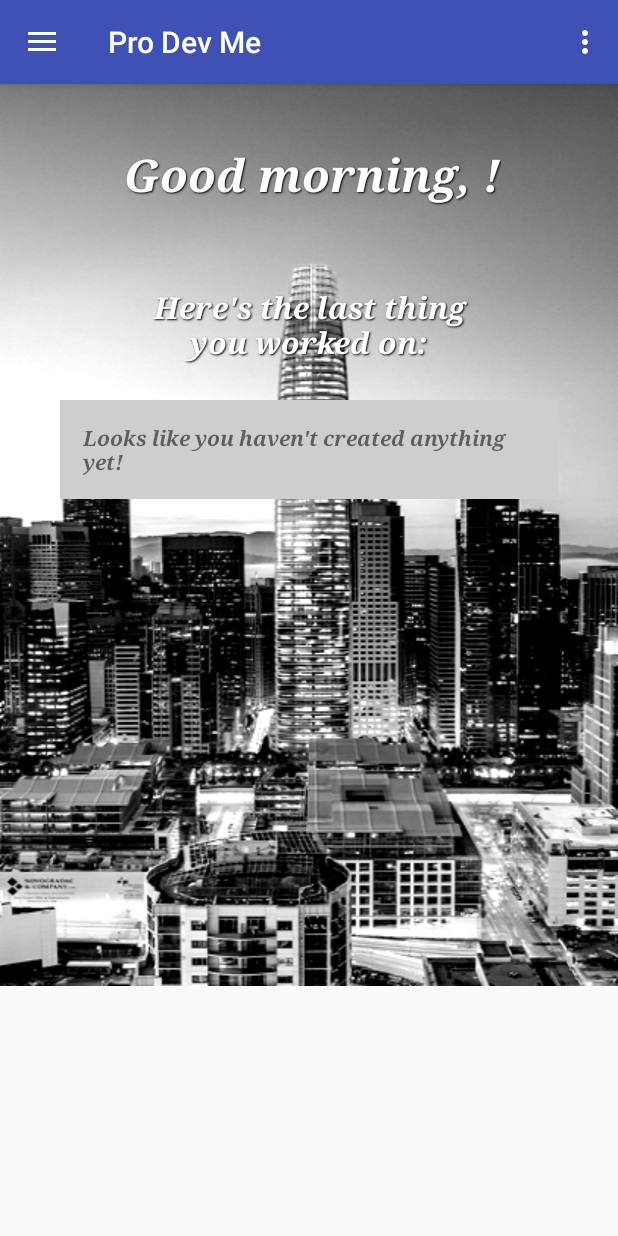
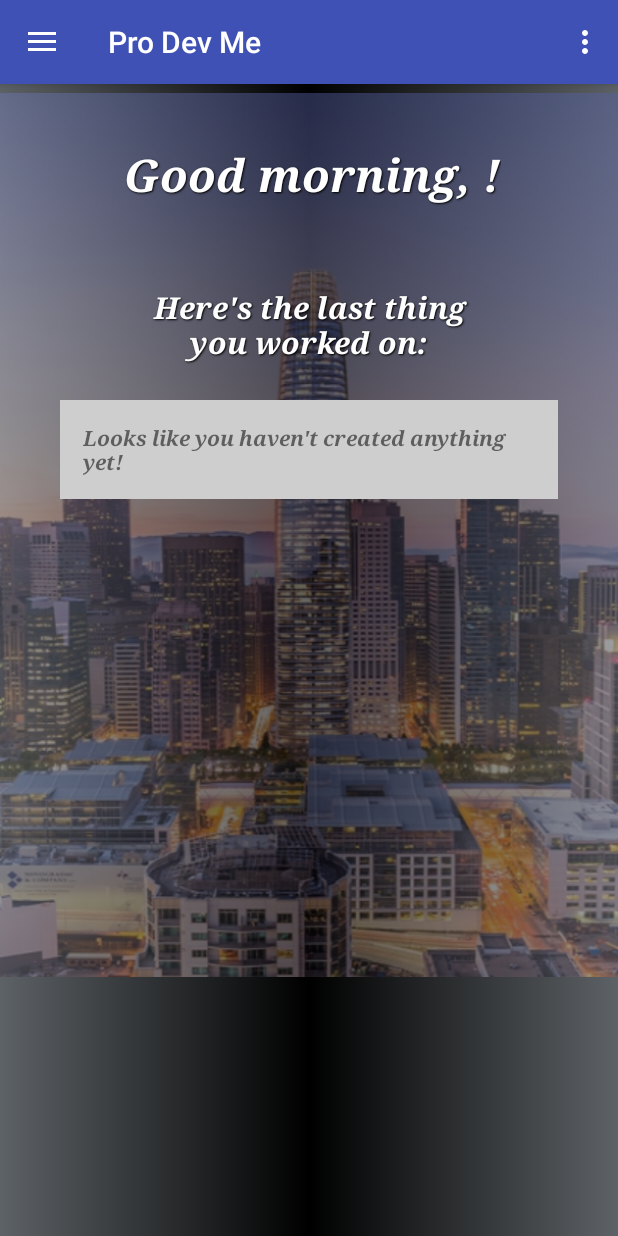
Before and after one commit to jacchevr/ProDevMe, an Android app: the WelcomeScreenFragment screen opened directly, with no data from a screen before it, on a phone screen of 412 x 824 dp. Run offline under Robolectric (Android 15) with nearby library versions, the phone set to English and light mode, and no system bars; our stand-ins replace Room's generated code.

Commit message:
Changed welcome fragment background. Added PDFBox dependency.

```diff
--- a/app/build.gradle
+++ b/app/build.gradle
@@ -37,4 +37,6 @@ dependencies {
     compile 'com.facebook.stetho:stetho:1.5.0'
     testCompile 'junit:junit:4.12'
     annotationProcessor 'android.arch.persistence.room:compiler:1.0.0'
+    compile group: 'org.apache.pdfbox', name: 'pdfbox', version: '2.0.8'
+
 }
--- a/app/src/main/java/edu/cnm/deepdive/prodevme/WelcomeScreenFragment.java
+++ b/app/src/main/java/edu/cnm/deepdive/prodevme/WelcomeScreenFragment.java
@@ -13,6 +13,7 @@ import android.widget.AdapterView.OnItemClickListener;
 import android.widget.TextView;
 import edu.cnm.deepdive.prodevme.models.Document;
 import java.text.SimpleDateFormat;
+import java.util.Calendar;
 import java.util.Date;
 import org.w3c.dom.Text;
 
@@ -38,30 +39,27 @@ public class WelcomeScreenFragment extends Fragment implements OnClickListener {
     View welcome = inflater.inflate(R.layout.fragment_welcome_screen, container, false);
     TextView welcomeText = welcome.findViewById(R.id.welcomeMessage);
     resume = welcome.findViewById(R.id.resumePreview);
-    SimpleDateFormat sdf = new SimpleDateFormat("HH:mm:ss");
-    String str = sdf.format(new Date());
+    Calendar calendar = Calendar.getInstance();
+    int hour = calendar.get(Calendar.HOUR_OF_DAY);
 
-    String[] hr=str.split(":");
-
-    int hr1=Integer.parseInt(hr[0]);
-
-    if(hr1<12)
+    if(hour<12)
     {
       welcomeText.setText(String.format("Good morning, %s!", ((MainActivity)
           getActivity()).getFirstName()));
-    }else if(hr1>12&& hr1<17)
+    }else if(hour<17)
     {
       welcomeText.setText(String.format("Good afternoon, %s!", ((MainActivity)
           getActivity()).getFirstName()));
-    }else if(hr1>17&& hr1<24)
+    }else
     {
       welcomeText.setText(String.format("Good evening, %s!", ((MainActivity)
           getActivity()).getFirstName()));
     }
+    // If non alternating welcome message is wanted. This will display "Welcome, (firstName)".
 //    welcomeText.setText(String.format("Welcome, %s!", ((MainActivity)
 //        getActivity()).getFirstName()));
-    resume.setOnClickListener(this);
-    new ResumePreviewGetter().execute();
+//    resume.setOnClickListener(this);
+//    new ResumePreviewGetter().execute();
     return welcome;
   }
 
--- a/app/src/main/res/drawable/background6.xml
+++ b/app/src/main/res/drawable/background6.xml
@@ -1,9 +1,9 @@
 <shape xmlns:android="http://schemas.android.com/apk/res/android"
   android:shape="rectangle">
   <gradient
-    android:angle="135"
-    android:centerColor="#eaf6ff"
-    android:endColor="#a3acb2"
+    android:angle="180"
+    android:centerColor="#000000"
+    android:endColor="#5d6266"
     android:startColor="#5d6266"
     android:type="linear"/>
 </shape>
--- a/app/src/main/res/layout/fragment_welcome_screen.xml
+++ b/app/src/main/res/layout/fragment_welcome_screen.xml
@@ -5,7 +5,8 @@
   android:layout_height="match_parent"
   tools:context="edu.cnm.deepdive.prodevme.WelcomeScreenFragment"
   app:layout_constraintBottom_toBottomOf="parent"
-  android:paddingTop="?attr/actionBarSize">
+  android:paddingTop="?attr/actionBarSize"
+  android:background="@drawable/background6">
 
   <!-- TODO: Update blank fragment layout -->
   <ImageView
@@ -14,8 +15,8 @@
     app:layout_constraintLeft_toLeftOf="parent"
     android:layout_width="wrap_content"
     android:layout_height="wrap_content"
-    android:scaleType="fitXY"
-    app:srcCompat="@drawable/background5"/>
+    app:srcCompat="@drawable/background4"
+    android:alpha=".4"/>
 
   <!--<ScrollView-->
   <!--android:layout_width="0dp"-->
@@ -84,5 +85,4 @@
     android:layout_marginEnd="40dp"/>
 
 
-
 </android.support.constraint.ConstraintLayout>
```
Lines whose indentation alone changed are shown as unchanged.
